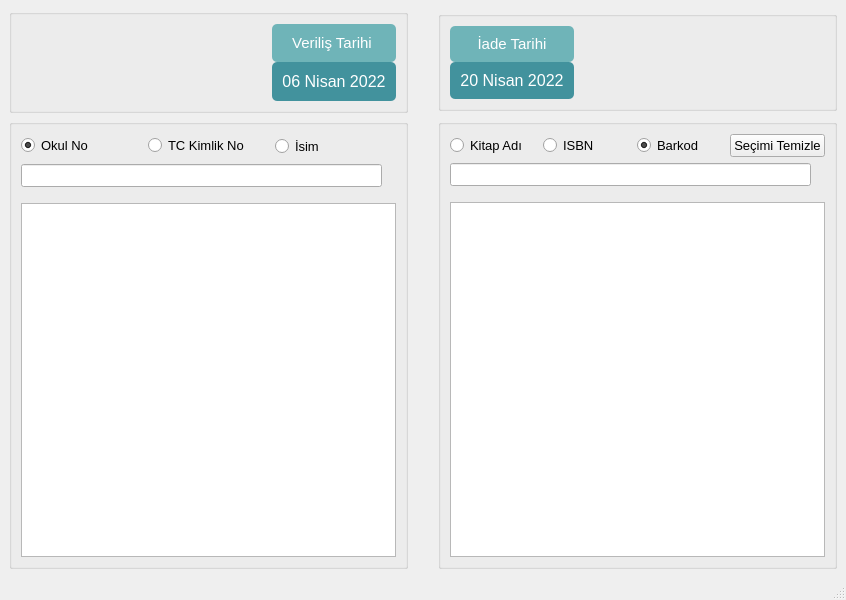
This is ui/emanetVerme.ui in mseroglu/kutuphaneOtomasyon as Qt 5 draws it before an edit. The edited form follows.
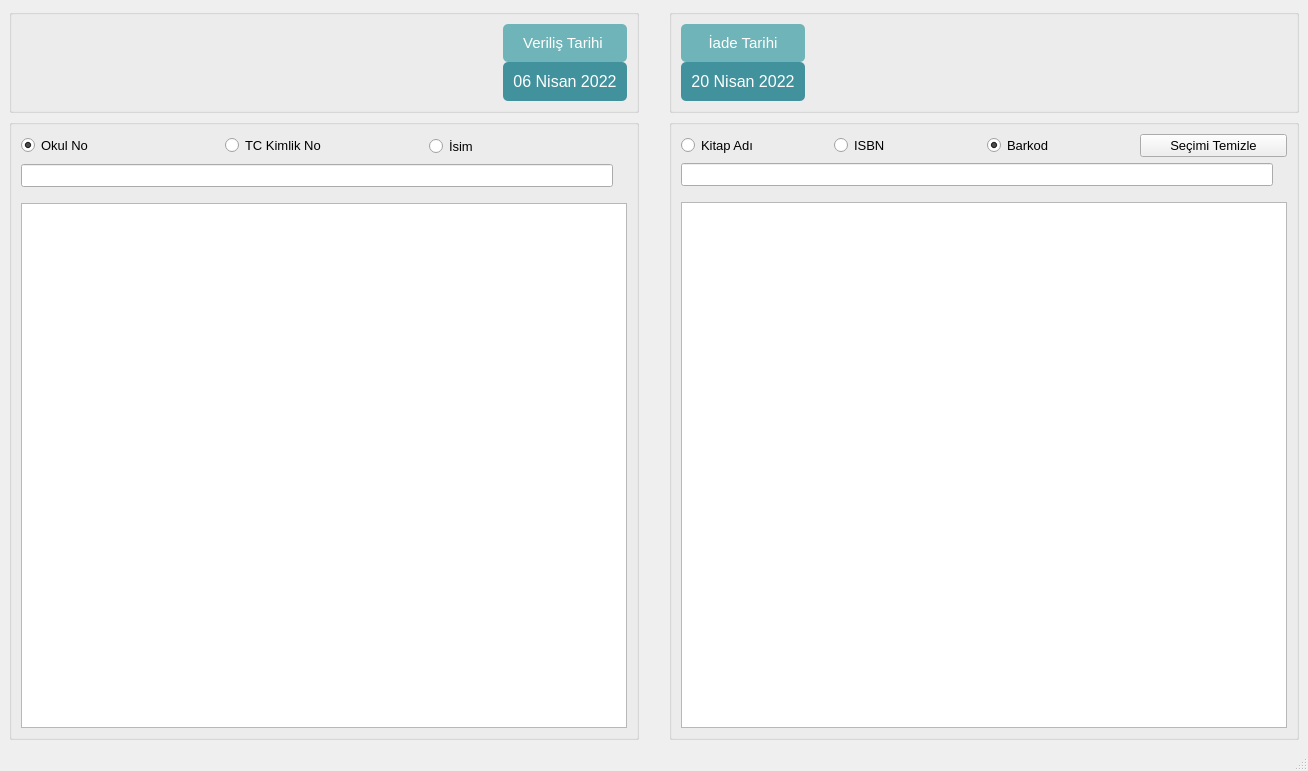
This is the edited form. Icons and pictures are not drawn.

```diff
--- a/ui/emanetVerme.ui
+++ b/ui/emanetVerme.ui
@@ -6,8 +6,8 @@
    <rect>
     <x>0</x>
     <y>0</y>
-    <width>846</width>
-    <height>600</height>
+    <width>1308</width>
+    <height>771</height>
    </rect>
   </property>
   <property name="maximumSize">
@@ -34,13 +34,13 @@
       <property name="minimumSize">
        <size>
         <width>0</width>
-        <height>50</height>
+        <height>100</height>
        </size>
       </property>
       <property name="maximumSize">
        <size>
         <width>16777215</width>
-        <height>100</height>
+        <height>16777215</height>
        </size>
       </property>
       <property name="title">
```
Left out of the diff: 4 changed lines with no effect on the pictures.
